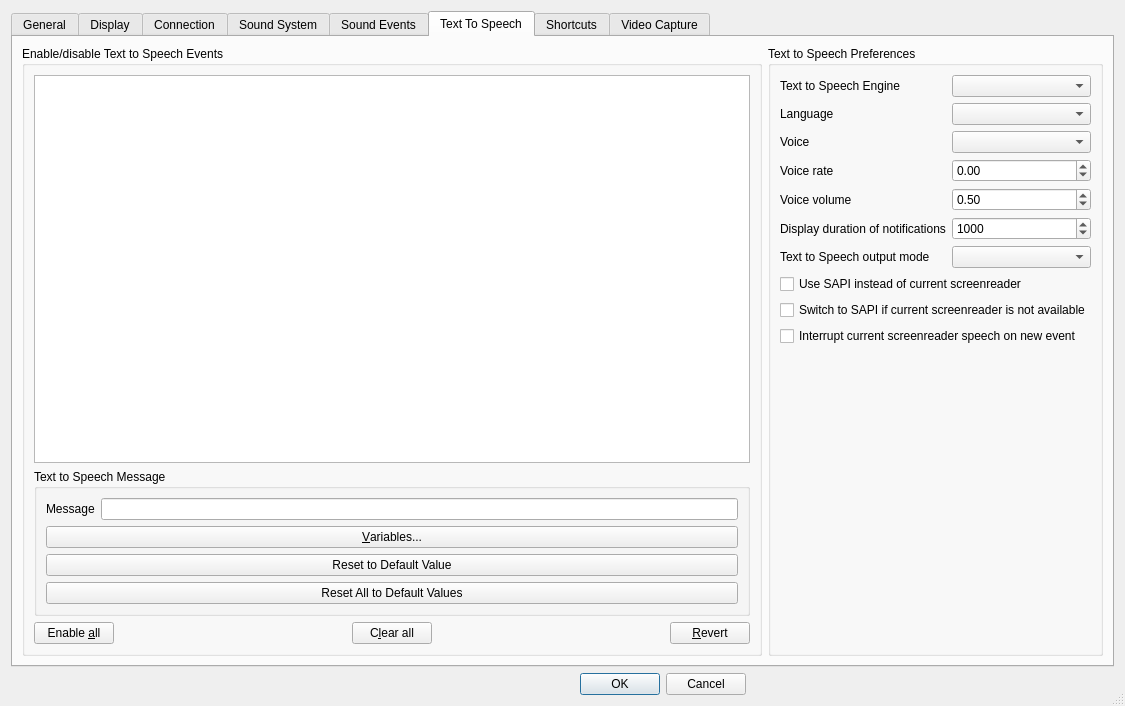
BearWare/TeamTalk5, file Client/qtTeamTalk/preferences.ui: the form before one commit.
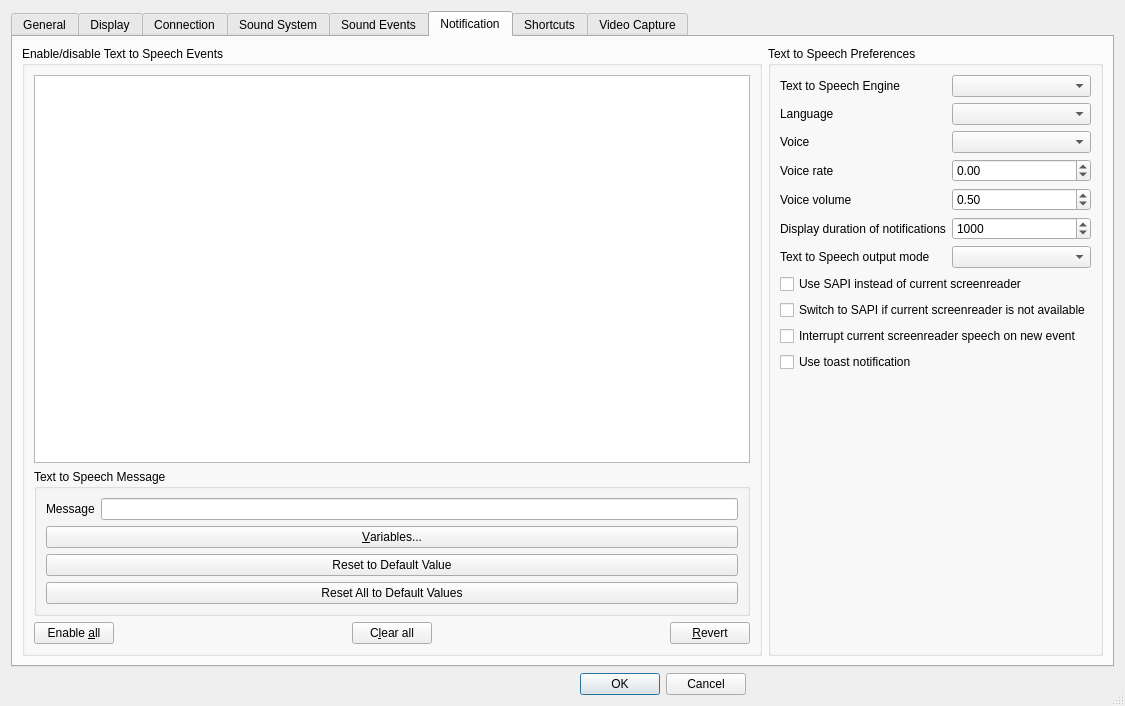
The form after the commit. The open tabs and pages were chosen to show the change. Icons and pictures are not drawn. Custom widgets are drawn as their Qt base class.

Commit message: Toast notifications support

What changed in the file:
```diff
--- a/Client/qtTeamTalk/preferences.ui
+++ b/Client/qtTeamTalk/preferences.ui
@@ -1576,7 +1576,7 @@
      </widget>
      <widget class="QWidget" name="ttsTab">
       <attribute name="title">
-       <string>Text To Speech</string>
+       <string>Notification</string>
       </attribute>
       <layout class="QHBoxLayout" name="horizontalLayout_22">
        <item>
@@ -1861,6 +1861,13 @@
               </property>
              </widget>
             </item>
+            <item row="10" column="0" colspan="2">
+             <widget class="QCheckBox" name="ttsToastChkBox">
+              <property name="text">
+               <string>Use toast notification</string>
+              </property>
+             </widget>
+            </item>
            </layout>
           </item>
           <item>
```
The commit also changes 12 other files.
